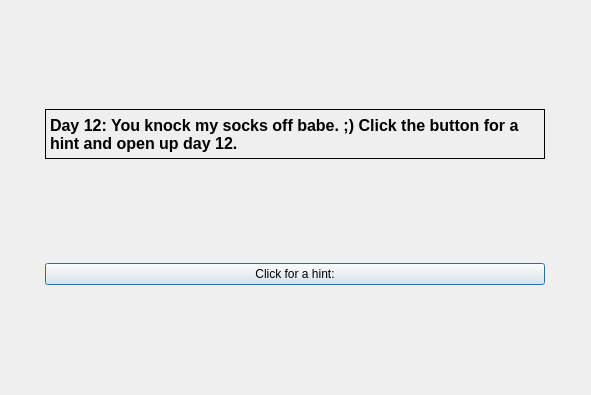
Before: the Qt Designer form ChristmasCountdown_V1/day12window.ui in AlexandreBanks6/ChristmasCountdown_12day_v1, drawn with Qt 5.
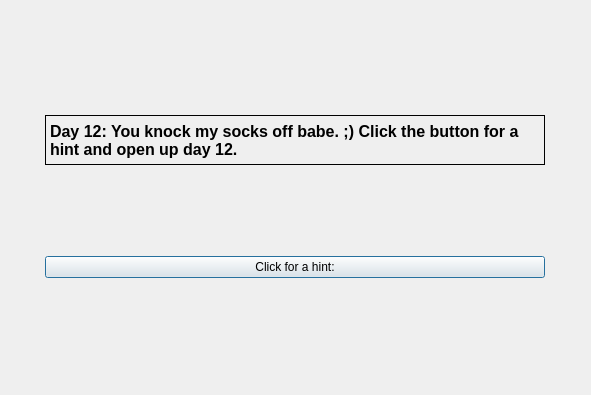
After: the same form once the commit is applied.

What changed in the file:
```diff
--- a/ChristmasCountdown_V1/day12window.ui
+++ b/ChristmasCountdown_V1/day12window.ui
@@ -14,6 +14,18 @@
    <string>Dialog</string>
   </property>
   <layout class="QGridLayout" name="gridLayout">
+   <property name="leftMargin">
+    <number>30</number>
+   </property>
+   <property name="topMargin">
+    <number>30</number>
+   </property>
+   <property name="rightMargin">
+    <number>30</number>
+   </property>
+   <property name="bottomMargin">
+    <number>30</number>
+   </property>
    <item row="0" column="0">
     <widget class="QLabel" name="day10_title_label">
      <property name="maximumSize">
```
Left out of the diff: 2 changed lines with no effect on the pictures.
